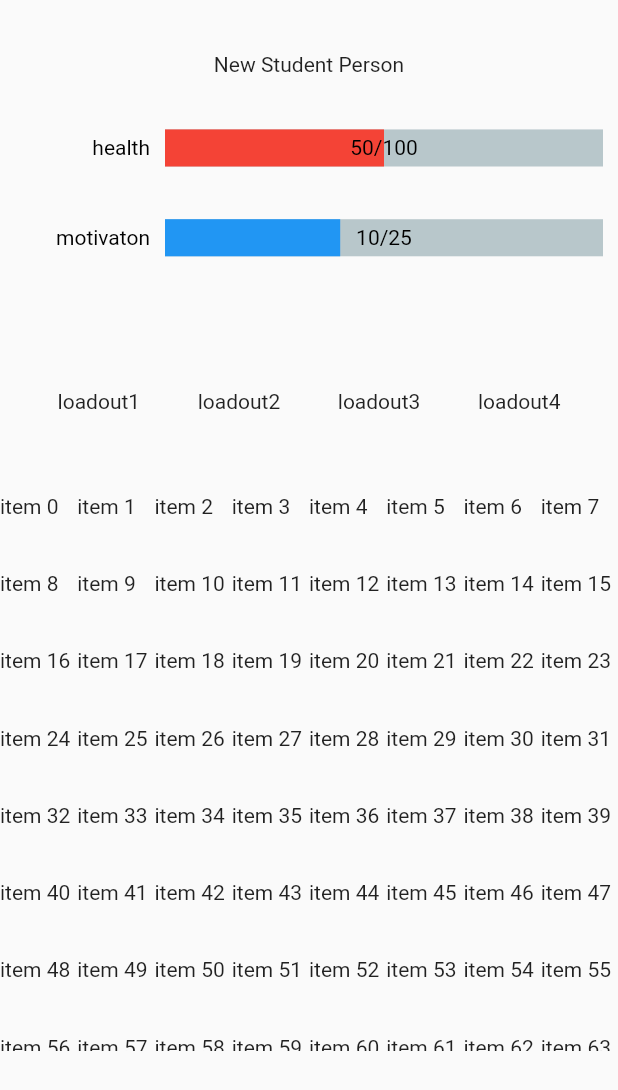
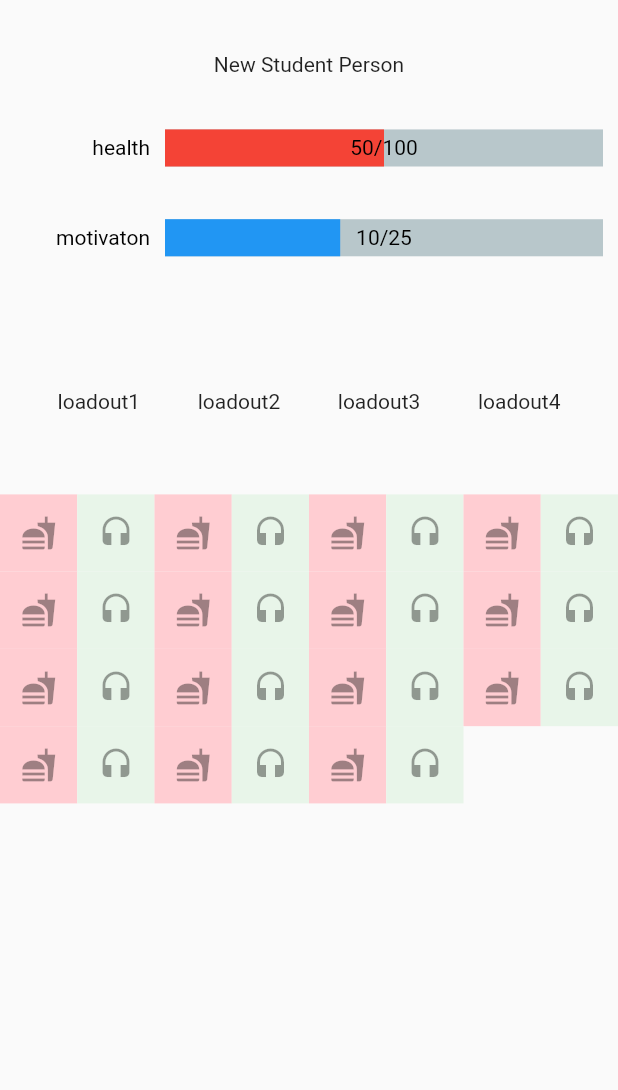
Before and after one commit to Colin-Orian/UOIT_GO, a Flutter app: the CharacterPage widget shown alone on an empty page, opened directly, on a phone screen of 412 x 824 dp. Shown: the top 1090 px of the screen. Run offline on Flutter 3.47's test engine with Material 2 defaults, Android fonts, the phone set to English and light mode, and no system bars; drawn by our look-alikes of percent_indicator.

Commit message:
Added Item Class and subclasses
Created item class with consumable and modifier subclasses along with a basic implementation on the character page

```diff
--- a/lib/CharacterPage.dart
+++ b/lib/CharacterPage.dart
@@ -1,5 +1,6 @@
 import 'package:flutter/material.dart';
 import 'Character.dart';
+import 'Item.dart';
 import 'package:percent_indicator/percent_indicator.dart';
 
 class CharacterPage extends StatefulWidget{
@@ -9,10 +10,32 @@ class CharacterPage extends StatefulWidget{
 class _CharacterPageState extends State<CharacterPage>{
   Character _character;
   //TODO switch to List<Items>
-  List<String> items=[];
+  List<Item> items=[];
   _CharacterPageState(){
     for(int i=0;i<30;i++){
-      items.add('$i');
+      if(i%2==0){
+        items.add(
+          new Consumable(
+            type: "Consumable",
+            picture: Icon(Icons.fastfood),
+            itemName: "fastFood${i/2}",
+            description: "junk food for some quick motivation",
+            healthChange: i*-0.5,
+            motivationChange: i*0.5,
+          )
+        );
+      }else{
+        items.add(
+          new Modifier(
+            type: "Modifier",
+            picture: Icon(Icons.headset),
+            itemName: "headset${i/2}",
+            description: "headset for fun",
+            maxHealthChange: 0.05*i,
+            maxMotivationChange: 0.05*i,
+          )
+        );
+      }
     }
   }
 
@@ -94,9 +117,7 @@ class _CharacterPageState extends State<CharacterPage>{
       height: MediaQuery.of(context).size.height*0.45,
       child: GridView.count(
       crossAxisCount: 8,
-      children: List.generate(64, (index){
-        return Text('item $index');
-      })
+      children: items.map((item)=>item.buildItem()).toList(),
       )
     );
   }
--- /dev/null
+++ b/lib/Item.dart
@@ -0,0 +1,75 @@
+import 'package:flutter/material.dart';
+
+class Item {
+  String _type;
+  Icon _picture;
+  String _itemName;
+  String _description;
+
+  Item({String type, Icon, picture, String itemName, String description}){
+    this._type=type;
+    this._picture=picture;
+    this._itemName=itemName;
+    this._description=description;
+  }
+
+  String getType(){return this._type;}
+  Color _chooseColor(){
+    if(_type=="Consumable"){
+      return Colors.red[100];
+    }else{
+      return Colors.green[50];
+    }
+  }
+
+  Widget buildItem(){
+    return Container(
+      child: IconButton(
+        icon: _picture,
+      ),
+      color:_chooseColor(),
+    );
+  }
+}
+
+//items that will be consumed and affect health and motivation
+class Consumable extends Item{
+  double _healthChange;
+  double _motivationChange;
+  Consumable({double healthChange,
+              double motivationChange,
+              String type,
+              String itemName,
+              String description,
+              Icon picture})
+    : super(type:type,
+            picture:picture,
+            description:description,
+            itemName:itemName){
+    this._healthChange=healthChange;
+    this._motivationChange=motivationChange;
+  }
+  double getHealthChange(){return _healthChange;}
+  double getMotivationChange(){return _motivationChange;}
+}
+
+
+class Modifier extends Item{
+  double _maxHealthChange;
+  double _maxMotivationChange;
+  Modifier({double maxHealthChange,
+              double maxMotivationChange,
+              String type,
+              String itemName,
+              String description,
+              Icon picture})
+    : super(type:type,
+            picture:picture,
+            description:description,
+            itemName:itemName){
+    this._maxHealthChange=maxHealthChange;
+    this._maxMotivationChange=maxMotivationChange;
+  }
+  double getMaxHealthChange(){return _maxHealthChange;}
+  double getMaxMotivationChange(){return _maxMotivationChange;}
+}
```
